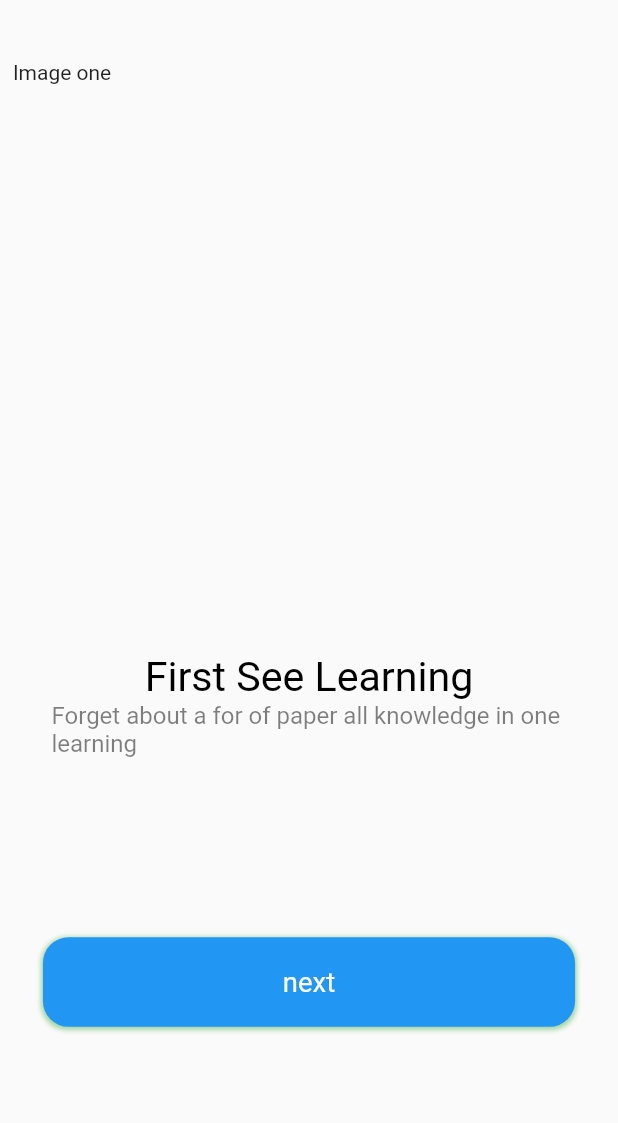
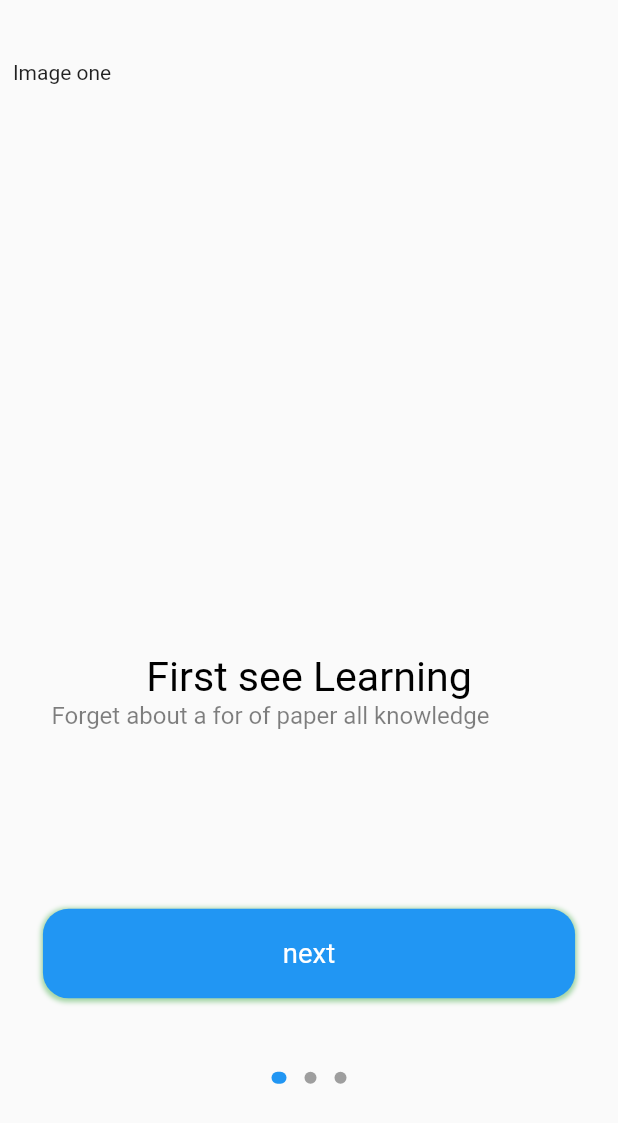
Before and after one commit to rixis321/Course-app, a Flutter app: the screen it shows after launch, on a phone screen of 412 x 824 dp. Shown: the top 1123 px of the screen. Run offline on Flutter 3.47's test engine with Material 2 defaults, Android fonts, the light colour scheme and no system bars; drawn by our look-alikes of dots_indicator; our stand-ins replace flutter_bloc, flutter_screenutil.

Commit message:
added styling

```diff
--- a/lib/pages/welcome/welcome.dart
+++ b/lib/pages/welcome/welcome.dart
@@ -1,3 +1,4 @@
+import 'package:dots_indicator/dots_indicator.dart';
 import 'package:flutter/material.dart';
 import 'package:flutter_screenutil/flutter_screenutil.dart';
 
@@ -18,77 +19,105 @@ class _WelcomeState extends State<Welcome> {
           margin: EdgeInsets.only(top: 34.h),
           width: 375.w,
           child: Stack(
+            alignment: Alignment.topCenter,
             children: [
               PageView(
                 children: [
-                  Column(
-                    children: [
-                      SizedBox(
-                        width: 345.w,
-                        height: 345.w,
-                        child: const Text(
-                            "Image one"
-                        ),
-                      ),
-                      Container(
-                        child: Text(
-                          "First See Learning",
-                          style: TextStyle(
-                              color: Colors.black,
-                              fontSize: 24.sp,
-                              fontWeight: FontWeight.normal
-                          ),
-
-                        ),
-                      ),
-                      Container(
-                        width: 375.w,
-                        padding: EdgeInsets.only(left: 30.w,right: 30.w),
-                        child: Text(
-                          "Forget about a for of paper all knowledge in one learning",
-                          style: TextStyle(
-                              color: Colors.black.withOpacity(0.5),
-                              fontSize: 14.sp,
-                              fontWeight: FontWeight.normal
-                          ),
-
-                        ),
-                      ),
-                      Container(
-                        margin: EdgeInsets.only(top: 100.h, left: 25.w,right: 25.w),
-                        width: 325.w,
-                        height: 50.h,
-
-                        decoration: BoxDecoration(
-                          color: Colors.blue,
-                          borderRadius: BorderRadius.all(Radius.circular(15.w)),
-                          boxShadow:[
-                            BoxShadow(
-                                color: Colors.green.withOpacity(0.5),
-                                spreadRadius: 1,
-                                blurRadius: 2,
-                                offset: Offset(0,1)
-                            )
-                          ]
-                        ),
-                        child: Center(
-                          child: Text("next",
-                              style: TextStyle(
-                                  color: Colors.white,
-                                  fontSize: 16.sp,
-                                  fontWeight: FontWeight.normal
-                              )),
-
-                        ),
-                      )
-                    ],
-                  )
+                  _page(
+                      1,
+                      context,
+                      "next",
+                      "First see Learning",
+                      "Forget about a for of paper all knowledge",
+                      "image_path"),
+                  _page(
+                      2,
+                      context,
+                      "next",
+                      "Connect With Everyone",
+                      "Always keep in touch with your tutor & friend",
+                      "image_path"),
+                  _page(
+                      3,
+                      context,
+                      "get started",
+                      "Always Fascinated Learning",
+                      "Anywhere, anytime you can Learn new things!",
+                      "image_path"),
                 ],
-              )
+              ),
+              Positioned(
+                  bottom: 80.h,
+                  child: DotsIndicator(
+                    dotsCount: 3,
+                    mainAxisAlignment: MainAxisAlignment.center,
+                    decorator: DotsDecorator(
+                        color: Colors.grey,
+                        activeColor: Colors.blue,
+                        size: const Size.square(8.0),
+                        activeSize: const Size(10.0, 8.0),
+                        activeShape: RoundedRectangleBorder(
+                            borderRadius: BorderRadius.circular(5.0))),
+                  ))
             ],
           ),
         ),
       ),
     );
   }
+
+  Widget _page(int index, BuildContext context, String buttonName, String title,
+      String subTitle, String imagePath) {
+    return Column(
+      children: [
+        SizedBox(
+          width: 345.w,
+          height: 345.w,
+          child: const Text("Image one"),
+        ),
+        Container(
+          child: Text(
+            title,
+            style: TextStyle(
+                color: Colors.black,
+                fontSize: 24.sp,
+                fontWeight: FontWeight.normal),
+          ),
+        ),
+        Container(
+          width: 375.w,
+          padding: EdgeInsets.only(left: 30.w, right: 30.w),
+          child: Text(
+            subTitle,
+            style: TextStyle(
+                color: Colors.black.withOpacity(0.5),
+                fontSize: 14.sp,
+                fontWeight: FontWeight.normal),
+          ),
+        ),
+        Container(
+          margin: EdgeInsets.only(top: 100.h, left: 25.w, right: 25.w),
+          width: 325.w,
+          height: 50.h,
+          decoration: BoxDecoration(
+              color: Colors.blue,
+              borderRadius: BorderRadius.all(Radius.circular(15.w)),
+              boxShadow: [
+                BoxShadow(
+                    color: Colors.green.withOpacity(0.5),
+                    spreadRadius: 1,
+                    blurRadius: 2,
+                    offset: Offset(0, 1))
+              ]),
+          child: Center(
+            child: Text(buttonName,
+                style: TextStyle(
+                    color: Colors.white,
+                    fontSize: 16.sp,
+                    fontWeight: FontWeight.normal)),
+          ),
+        )
+      ],
+    );
+  }
 }
```
